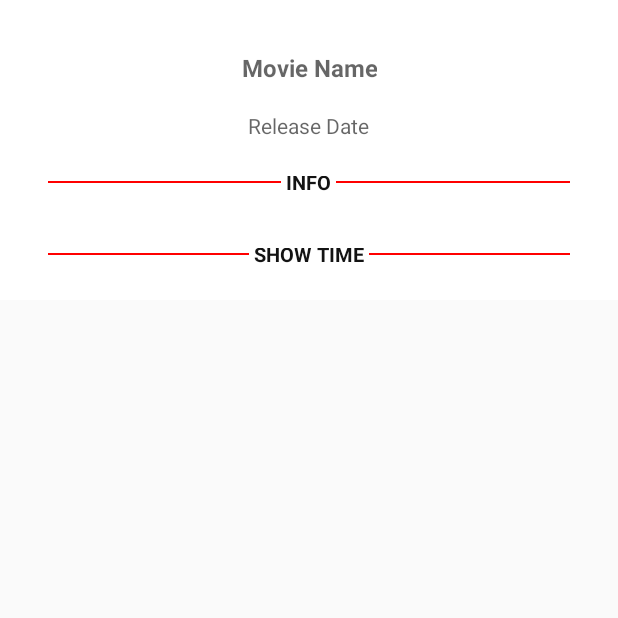
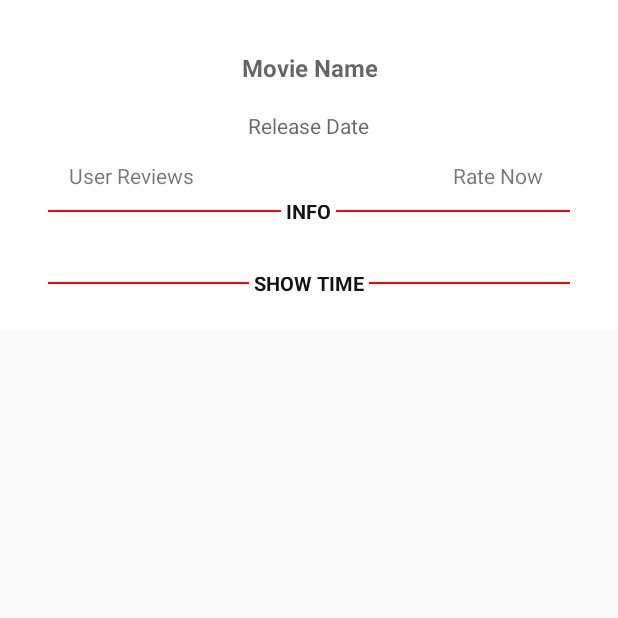
Before and after one commit to aneeraj/movies-at, an Android app: the MovieDetail screen opened directly, with no data from a screen before it, on a phone screen of 412 x 824 dp, the top half of it. Run offline under Robolectric (Android 15) with nearby library versions, the phone set to English and light mode, and no system bars; our stand-ins replace Picasso; pictures from the network do not load; 9 statements that could not run were skipped.

Commit message:
Commit - 01:44 14/01

```diff
--- a/app/src/main/AndroidManifest.xml
+++ b/app/src/main/AndroidManifest.xml
@@ -29,7 +29,8 @@
             android:name=".MovieDetail"
             android:screenOrientation="portrait" />
         <activity android:name=".VideoActivity" />
-        <activity android:name=".LoginActivity"></activity>
+        <activity android:name=".LoginActivity" />
+        <activity android:name=".ReviewActivity" android:theme="@style/ReviewTheme"></activity>
     </application>
 
 </manifest>
--- a/app/src/main/java/com/netbigs/apps/moviesat/MovieDetail.java
+++ b/app/src/main/java/com/netbigs/apps/moviesat/MovieDetail.java
@@ -1,6 +1,7 @@
 package com.netbigs.apps.moviesat;
 
 import android.app.Activity;
+import android.app.Dialog;
 import android.content.Intent;
 import android.net.Uri;
 import android.os.AsyncTask;
@@ -27,6 +28,8 @@ import java.io.Serializable;
 import java.net.HttpURLConnection;
 import java.net.URL;
 import java.util.ArrayList;
+
+import static com.netbigs.apps.moviesat.R.layout.ratingdialog;
 
 public class MovieDetail extends Activity implements Serializable {
 
@@ -55,18 +58,50 @@ public class MovieDetail extends Activity implements Serializable {
         Intent i=getIntent();
         position = i.getExtras().getInt("id");
         moviedata= i.getParcelableArrayListExtra("array");
-        LayoutInflater myinflater = getLayoutInflater();
-        ViewGroup myHeader = (ViewGroup)myinflater.inflate(R.layout.listheader, mListView, false);
+        final LayoutInflater myinflater = getLayoutInflater();
+        final ViewGroup myHeader = (ViewGroup)myinflater.inflate(R.layout.listheader, mListView, false);
         imageView = (ImageView)myHeader.findViewById(R.id.imView);
         TextView tvname = (TextView)myHeader.findViewById(R.id.tvmvname);
         TextView tvdate = (TextView)myHeader.findViewById(R.id.tvmvdate);
         TextView tvinfo = (TextView)myHeader.findViewById(R.id.tvmvinfo);
+        TextView rattext = (TextView)myHeader.findViewById(R.id.ratebutt);
+        TextView usertext = (TextView)myHeader.findViewById(R.id.usertextt);
 
         mListView = (ListView) findViewById(R.id.theatrelist);
         listCustomAdapter = new ListCustomAdapter(this,R.layout.theatre_list,theatres);
         mListView.addHeaderView(myHeader,null,false);
 
         mListView.setAdapter(listCustomAdapter);
+        usertext.setOnClickListener(new View.OnClickListener() {
+            @Override
+            public void onClick(View v) {
+                Intent i = new Intent(MovieDetail.this,ReviewActivity.class);
+                startActivity(i);
+            }
+        });
+        rattext.setOnClickListener(new View.OnClickListener() {
+            @Override
+            public void onClick(View v) {
+
+                        final Dialog rankDialog = new Dialog(MovieDetail.this, R.style.FullHeightDialog);
+                        rankDialog.setContentView(ratingdialog);
+                        rankDialog.setCancelable(true);
+                        RatingBar ratingBar = (RatingBar)rankDialog.findViewById(R.id.dialog_ratingbar);
+                        ratingBar.setRating(3);
+
+
+                        Button updateButton = (Button) rankDialog.findViewById(R.id.rank_dialog_button);
+                        updateButton.setOnClickListener(new View.OnClickListener() {
+                            @Override
+                            public void onClick(View v) {
+                                rankDialog.dismiss();
+                            }
+                        });
+                        //now that the dialog is set up, it's time to show it
+                        rankDialog.show();
+                    }
+                });
+
 
 
         Picasso.with(this).load(moviedata.get(position).getDrawableId()).into(imageView);
--- a/app/src/main/res/layout/activity_movie_detail.xml
+++ b/app/src/main/res/layout/activity_movie_detail.xml
@@ -1,4 +1,5 @@
 <?xml version="1.0" encoding="utf-8"?>
+
 
 <ListView android:id="@+id/theatrelist"
     android:layout_width="match_parent"
--- a/app/src/main/res/layout/listheader.xml
+++ b/app/src/main/res/layout/listheader.xml
@@ -50,6 +50,32 @@
         android:hint="Release Date"
         android:layout_marginBottom="14dp"
         android:layout_centerHorizontal="true" />
+
+
+    <RelativeLayout
+        android:layout_width="match_parent"
+        android:layout_height="wrap_content">
+
+        <TextView
+            android:text="User Reviews"
+            android:layout_width="wrap_content"
+            android:layout_height="wrap_content"
+            android:id="@+id/usertextt"
+            android:layout_alignParentTop="true"
+            android:layout_alignParentStart="true"
+            android:layout_marginStart="30dp" />
+
+        <TextView
+            android:text="Rate Now"
+            android:layout_width="wrap_content"
+            android:layout_height="wrap_content"
+            android:id="@+id/ratebutt"
+
+            android:textAlignment="center"
+            android:layout_alignParentTop="true"
+            android:layout_alignParentEnd="true"
+            android:layout_marginEnd="34dp" />
+    </RelativeLayout>
     <RelativeLayout
         android:layout_width="match_parent"
         android:layout_height="wrap_content"
--- a/app/src/main/res/values/styles.xml
+++ b/app/src/main/res/values/styles.xml
@@ -4,6 +4,13 @@
     <style name="AppTheme" parent="Theme.AppCompat.Light.NoActionBar">
         <item name="android:activatedBackgroundIndicator">@drawable/drawer_list_selector</item>
         <item name="colorPrimary">@color/colorPrimary</item>
+        <item name="colorPrimaryDark">@color/colorPrimaryDark</item>
+
+    </style>
+    <style name="ReviewTheme" parent="Base.Theme.AppCompat.Light.DarkActionBar">
+        <item name="android:activatedBackgroundIndicator">@drawable/drawer_list_selector</item>
+        <item name="colorPrimary">@color/colorPrimary</item>
+        <item name="windowActionBar">true</item>
         <item name="colorPrimaryDark">@color/colorPrimaryDark</item>
 
     </style>
@@ -20,4 +27,8 @@
     <style name="AppTheme.AppBarOverlay" parent="ThemeOverlay.AppCompat.Dark.ActionBar" />
 
     <style name="AppTheme.PopupOverlay" parent="ThemeOverlay.AppCompat.Light" />
+
+    <style name="FullHeightDialog" parent="Theme.AppCompat.Light.Dialog">
+        <item name="android:windowNoTitle">true</item>
+    </style>
 </resources>
```
Also changed, not shown: app/src/main/java/com/netbigs/apps/moviesat/ReviewActivity.java (added, +28 -0 lines), app/src/main/java/com/netbigs/apps/moviesat/ReviewFragment.java (deleted, +0 -30 lines), app/src/main/res/layout/activity_review.xml (added, +13 -0 lines), app/src/main/res/layout/fragment_review.xml (deleted, +0 -13 lines), app/src/main/res/layout/ratingdialog.xml (added, +27 -0 lines).
